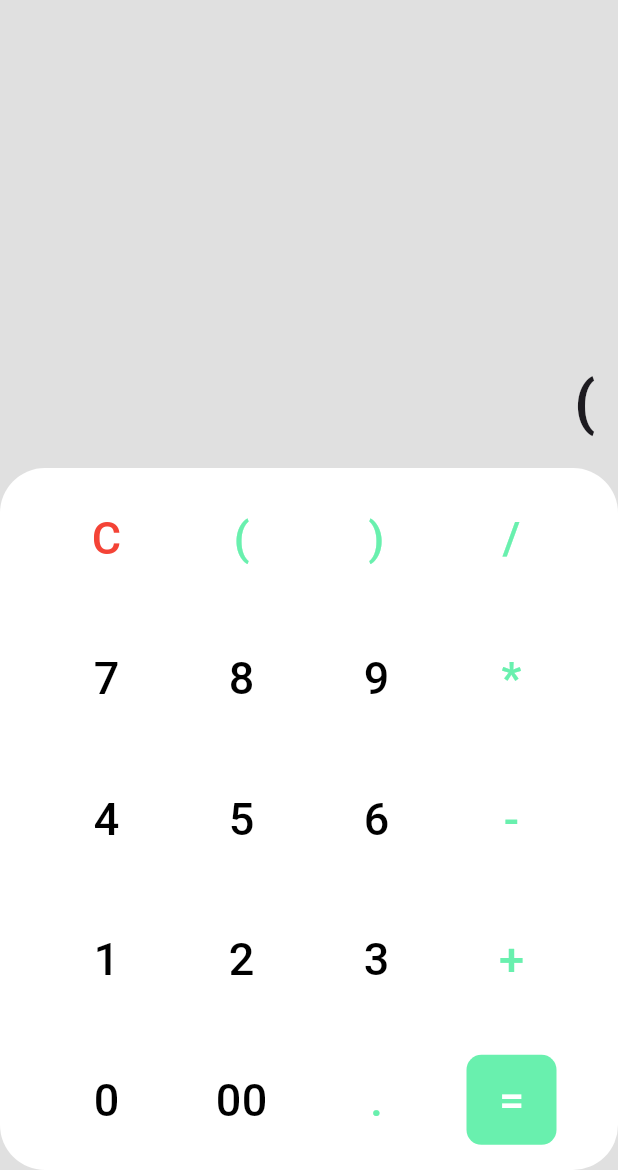
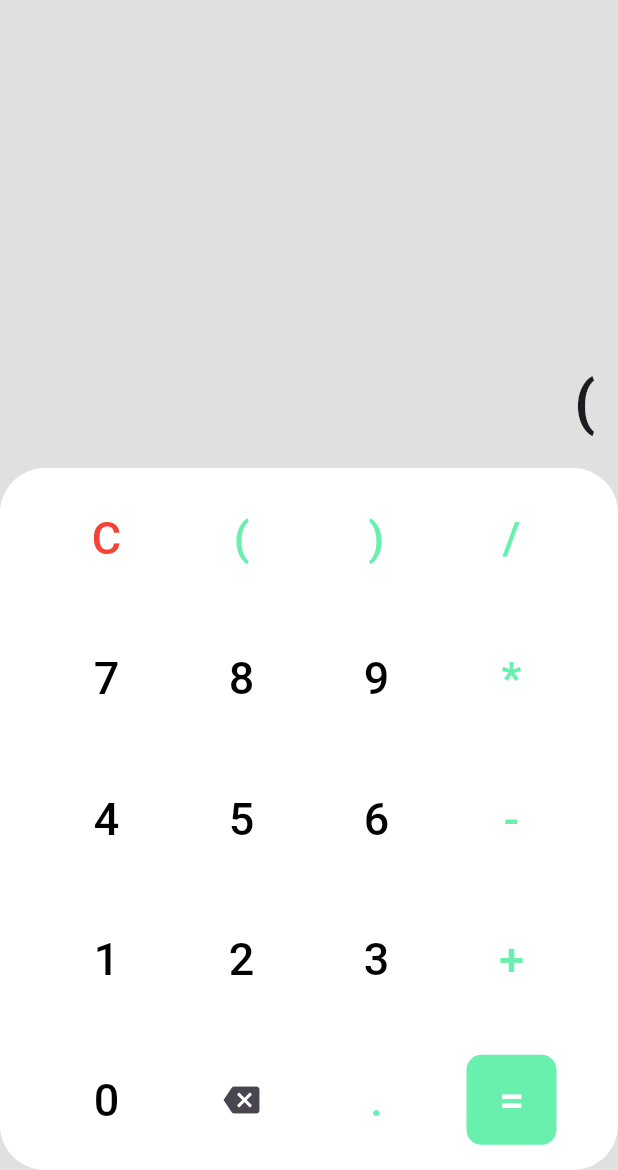
Before and after one commit to Junio-Alves/Flutter-Calculator-App, a Flutter app: the screen it shows after launch, after a tap on an icon or button, on a phone screen of 412 x 824 dp, the part 66-1236 px from its top. Run offline on Flutter 3.47's test engine with Material 3 defaults, Android fonts, the phone set to English and light mode, and no system bars; our stand-ins replace math_expressions.

Commit message:
Button to delete last digit and code refactoring

```diff
--- a/lib/functions/history.dart
+++ b/lib/functions/history.dart
@@ -1,10 +1,10 @@
 class Historico {
-  String _historico = '';
+  List<String> _historico = [];
   List<String> _historicos = [];
 
   //concatena tudo que é digitado dentro de uma string _historico
   concatStrings(String digito) {
-    _historico += digito;
+    _historico.add(digito);
   }
 
   //Passa a string _historico para uma lista
@@ -15,12 +15,12 @@ class Historico {
   }
 
   //getters
-  getHistorico() => _historico;
+  getHistorico() => _historico.join();
   getHistoricosList() => _historicos;
 
   //limpa toda a string historico
   clearHistorico() {
-    _historico = '';
+    _historico.clear();
   }
 
   clearHistoricoList() {
--- a/lib/pages/homepage.dart
+++ b/lib/pages/homepage.dart
@@ -1,3 +1,4 @@
+import 'package:calculadora/widgets/deletebutton.dart';
 import 'package:calculadora/widgets/equalsbutton.dart';
 import 'package:calculadora/functions/history.dart';
 import 'package:calculadora/widgets/numberbutton.dart';
@@ -11,19 +12,25 @@ class HomePage extends StatefulWidget {
 }
 
 class HomePageState extends State<HomePage> {
-  String numero = '';
+  List<String> numeroDigito = [];
   Historico historico = Historico();
 
   editNumeroText(String newNumero) {
     setState(() {
-      numero += newNumero;
+      numeroDigito.add(newNumero);
       historico.concatStrings(newNumero);
     });
   }
 
   clearText() {
     setState(() {
-      numero = '';
+      numeroDigito.clear();
+    });
+  }
+
+  deleteLastDigit() {
+    setState(() {
+      numeroDigito.removeLast();
     });
   }
 
@@ -141,7 +148,7 @@ class HomePageState extends State<HomePage> {
                     crossAxisAlignment: CrossAxisAlignment.end,
                     children: [
                       Text(
-                        numero,
+                        numeroDigito.join(),
                         style: const TextStyle(
                           fontSize: 40,
                           fontWeight: FontWeight.w700,
@@ -210,7 +217,7 @@ class HomePageState extends State<HomePage> {
                       mainAxisAlignment: MainAxisAlignment.center,
                       children: [
                         BuildButton(button: "0", color: Colors.black),
-                        BuildButton(button: "00", color: Colors.black),
+                        DeleteButton(),
                         BuildButton(button: ".", color: Colors.greenAccent),
                         //Botão = com widget personalizado só para ele
                         EqualsButton(button: "=", color: Colors.white),
--- /dev/null
+++ b/lib/widgets/deletebutton.dart
@@ -0,0 +1,38 @@
+import 'package:calculadora/pages/homepage.dart';
+import 'package:flutter/material.dart';
+
+class DeleteButton extends StatefulWidget {
+  const DeleteButton({super.key});
+
+  @override
+  State<DeleteButton> createState() => _BuildButtonState();
+}
+
+class _BuildButtonState extends State<DeleteButton> {
+  @override
+  Widget build(BuildContext context) {
+    HomePageState homepagestate =
+        context.findAncestorStateOfType<HomePageState>()!;
+
+    return Padding(
+      padding: const EdgeInsets.all(15.0),
+      child: SizedBox(
+        height: 60,
+        width: 60,
+        child: IconButton(
+            onPressed: () {
+              setState(() {
+                if (homepagestate.numeroDigito.join() != '') {
+                  homepagestate.deleteLastDigit();
+                }
+              });
+              //função de limpar o texto
+            },
+            style: ElevatedButton.styleFrom(
+              backgroundColor: Colors.white, // Cor de fundo vermelho
+            ),
+            icon: const Icon(Icons.backspace)),
+      ),
+    );
+  }
+}
--- a/lib/widgets/equalsbutton.dart
+++ b/lib/widgets/equalsbutton.dart
@@ -32,11 +32,12 @@ class _EqualsButtonState extends State<EqualsButton> {
         child: IconButton(
           onPressed: () {
             setState(() {
-              if (textbutton == '=' && homepagestate.numero != '') {
+              if (textbutton == '=' &&
+                  homepagestate.numeroDigito.join() != '') {
                 //tenta calcular a String
                 try {
                   //converte e calcula a expressão em String para um double
-                  Expression exp = p.parse(homepagestate.numero);
+                  Expression exp = p.parse(homepagestate.numeroDigito.join());
                   double resultado = exp.evaluate(EvaluationType.REAL, cm);
                   //limpa o texto da tela
                   homepagestate.clearText();
```
